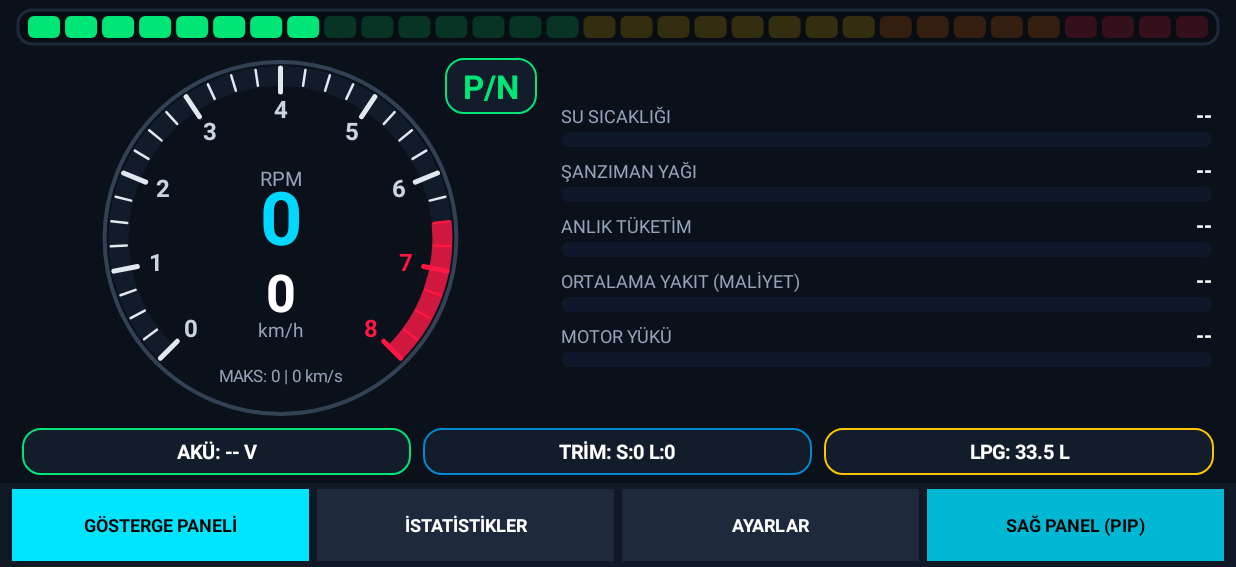
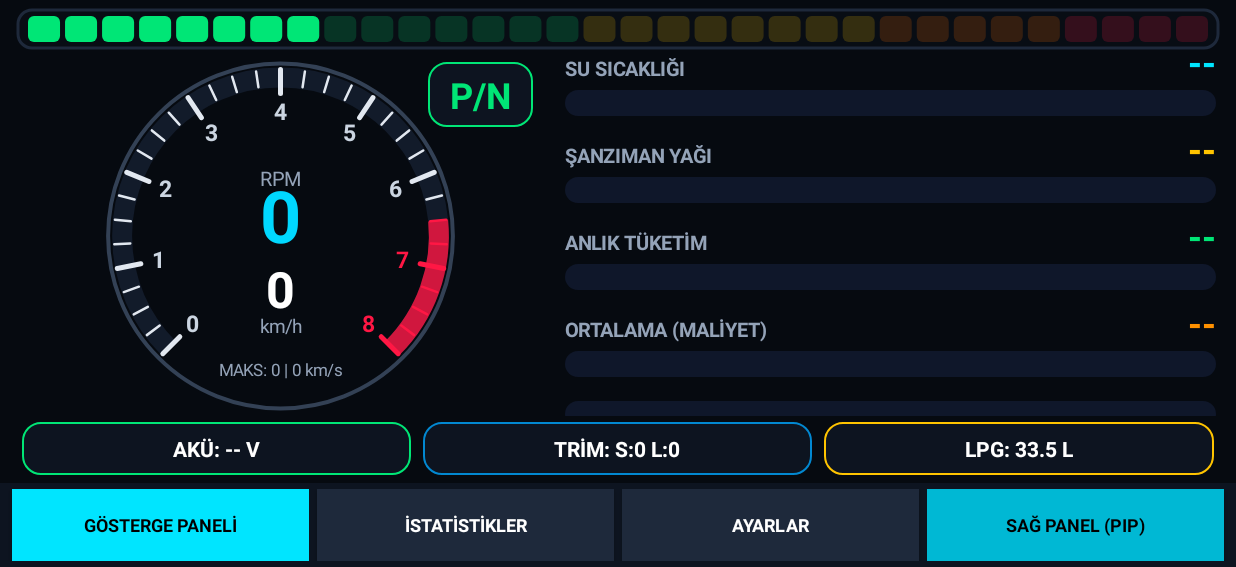
Before and after one commit to ugurbolatekol/AveoOBD, an Android app: the screen it shows after launch (MainActivity), after a tap on "BAĞLAN", on a phone screen of 824 x 412 dp (held sideways), the part 51-618 px from its top. Run offline under Robolectric (Android 15) with nearby library versions, the phone set to English and light mode, and no system bars; 2 statements that could not run were skipped; 3 other taps on this screen came first.

Commit message:
Update MainActivity.kt

```diff
--- a/app/src/main/java/com/aveoobd/app/MainActivity.kt
+++ b/app/src/main/java/com/aveoobd/app/MainActivity.kt
@@ -36,7 +36,7 @@ class MainActivity : Activity() {
     private lateinit var tabStatsBtn: Button
     private lateinit var tabSettingsBtn: Button
 
-    // Dashboard Elemanları
+    // Dashboard Elemanları (Ek 2 Tarzı)
     private lateinit var ledEcoBar: LedEcoBarView
     private lateinit var rpmGauge: RpmGaugeView
     private lateinit var tvGearBig: TextView
@@ -79,14 +79,14 @@ class MainActivity : Activity() {
 
         val mainRoot = LinearLayout(this).apply {
             orientation = LinearLayout.VERTICAL
-            setBackgroundColor(Color.parseColor("#0B111A"))
+            setBackgroundColor(Color.parseColor("#060A10"))
         }
 
         // ÜST DURUM BARI
         val topBar = LinearLayout(this).apply {
             orientation = LinearLayout.HORIZONTAL
             gravity = Gravity.CENTER_VERTICAL
-            setBackgroundColor(Color.parseColor("#111927"))
+            setBackgroundColor(Color.parseColor("#0D1420"))
             setPadding(24, 10, 24, 10)
         }
         tvTopTitle = TextView(this).apply {
@@ -122,7 +122,7 @@ class MainActivity : Activity() {
         // ALT NAVİGASYON BARI
         val bottomBar = LinearLayout(this).apply {
             orientation = LinearLayout.HORIZONTAL
-            setBackgroundColor(Color.parseColor("#111927"))
+            setBackgroundColor(Color.parseColor("#0D1420"))
             setPadding(8, 6, 8, 6)
         }
 
@@ -213,22 +213,22 @@ class MainActivity : Activity() {
     }
 
     private fun makeCardBg(borderColor: String = "#1E293B") = GradientDrawable().apply {
-        setColor(Color.parseColor("#131C2B"))
+        setColor(Color.parseColor("#0D1420"))
         cornerRadius = 18f
         setStroke(2, Color.parseColor(borderColor))
     }
 
-    // ==================== 1. GÖSTERGE PANELİ (YATAY) ====================
+    // ==================== 1. GÖSTERGE PANELİ (DEVASELAŞTIRILMIŞ) ====================
     private fun buildDashboardView(): LinearLayout {
         val root = LinearLayout(this).apply {
             orientation = LinearLayout.VERTICAL
             setPadding(16, 8, 16, 8)
         }
 
-        // ÜST PARÇALI LED VERİMLİLİK / DEVİR BARI
+        // LED Verimlilik Barı
         ledEcoBar = LedEcoBarView(this).apply {
-            layoutParams = LinearLayout.LayoutParams(LinearLayout.LayoutParams.MATCH_PARENT, 38).apply {
-                bottomMargin = 8
+            layoutParams = LinearLayout.LayoutParams(LinearLayout.LayoutParams.MATCH_PARENT, 42).apply {
+                bottomMargin = 6
             }
         }
         root.addView(ledEcoBar)
@@ -247,42 +247,44 @@ class MainActivity : Activity() {
 
         tvGearBig = TextView(this).apply {
             text = "P/N"
-            textSize = 22f
+            textSize = 24f
             typeface = Typeface.DEFAULT_BOLD
             setTextColor(Color.parseColor("#00E676"))
             gravity = Gravity.CENTER
-            background = makeCardBg("#00E676")
-            setPadding(18, 6, 18, 6)
+            background = makeCardBg("#00E676").apply { strokeWidth = 3 }
+            setPadding(22, 8, 22, 8)
             layoutParams = FrameLayout.LayoutParams(
                 FrameLayout.LayoutParams.WRAP_CONTENT,
                 FrameLayout.LayoutParams.WRAP_CONTENT,
                 Gravity.TOP or Gravity.END
-            ).apply { setMargins(0, 4, 8, 0) }
+            ).apply { setMargins(0, 6, 12, 0) }
         }
         leftBox.addView(tvGearBig)
         middleRow.addView(leftBox)
 
-        // SAĞ: 5 Renkli Bar
+        // SAĞ: Devasa Değerler + Kalın Gösterge Barları
         val rightBox = LinearLayout(this).apply {
             orientation = LinearLayout.VERTICAL
             gravity = Gravity.CENTER_VERTICAL
-            setPadding(16, 0, 8, 0)
+            setPadding(20, 0, 4, 0)
             layoutParams = LinearLayout.LayoutParams(0, LinearLayout.LayoutParams.MATCH_PARENT, 0.56f)
         }
 
-        fun addMetricRow(label: String): Pair<TextView, GradientBarView> {
+        fun addMetricRow(label: String, valColor: String = "#FFFFFF"): Pair<TextView, GradientBarView> {
             val header = LinearLayout(this).apply { orientation = LinearLayout.HORIZONTAL }
             val tvLbl = TextView(this).apply {
-                text = label; textSize = 12f; setTextColor(Color.parseColor("#94A3B8"))
+                text = label; textSize = 13f; typeface = Typeface.DEFAULT_BOLD; setTextColor(Color.parseColor("#94A3B8"))
                 layoutParams = LinearLayout.LayoutParams(0, LinearLayout.LayoutParams.WRAP_CONTENT, 1f)
             }
+            // Değer boyutu 14sp'den 24sp'ye çıkarıldı ve kalınlaştırıldı
             val tvVal = TextView(this).apply {
-                text = "--"; textSize = 14f; typeface = Typeface.DEFAULT_BOLD; setTextColor(Color.WHITE)
+                text = "--"; textSize = 24f; typeface = Typeface.DEFAULT_BOLD; setTextColor(Color.parseColor(valColor))
             }
             header.addView(tvLbl); header.addView(tvVal)
+            // Gösterge bar yüksekliği 15dp'den 26dp'ye çıkarıldı
             val bar = GradientBarView(this).apply {
-                layoutParams = LinearLayout.LayoutParams(LinearLayout.LayoutParams.MATCH_PARENT, 15).apply {
-                    topMargin = 3; bottomMargin = 8
+                layoutParams = LinearLayout.LayoutParams(LinearLayout.LayoutParams.MATCH_PARENT, 26).apply {
+                    topMargin = 4; bottomMargin = 8
                 }
             }
             rightBox.addView(header)
@@ -290,11 +292,11 @@ class MainActivity : Activity() {
             return Pair(tvVal, bar)
         }
 
-        val (vCool, bCool) = addMetricRow("SU SICAKLIĞI"); tvCoolantVal = vCool; barCoolant = bCool
-        val (vTrans, bTrans) = addMetricRow("ŞANZIMAN YAĞI"); tvTransVal = vTrans; barTrans = bTrans
-        val (vInst, bInst) = addMetricRow("ANLIK TÜKETİM"); tvInstantVal = vInst; barInstant = bInst
-        val (vAvg, bAvg) = addMetricRow("ORTALAMA YAKIT (MALİYET)"); tvAvgVal = vAvg; barAvg = bAvg
-        val (vLoad, bLoad) = addMetricRow("MOTOR YÜKÜ"); tvLoadVal = vLoad; barLoad = bLoad
+        val (vCool, bCool) = addMetricRow("SU SICAKLIĞI", "#00E5FF"); tvCoolantVal = vCool; barCoolant = bCool
+        val (vTrans, bTrans) = addMetricRow("ŞANZIMAN YAĞI", "#FFC400"); tvTransVal = vTrans; barTrans = bTrans
+        val (vInst, bInst) = addMetricRow("ANLIK TÜKETİM", "#00E676"); tvInstantVal = vInst; barInstant = bInst
+        val (vAvg, bAvg) = addMetricRow("ORTALAMA (MALİYET)", "#FF9100"); tvAvgVal = vAvg; barAvg = bAvg
+        val (vLoad, bLoad) = addMetricRow("MOTOR YÜKÜ", "#E2E8F0"); tvLoadVal = vLoad; barLoad = bLoad
 
         middleRow.addView(rightBox)
         root.addView(middleRow)
@@ -305,8 +307,8 @@ class MainActivity : Activity() {
             setPadding(0, 6, 0, 0)
         }
         fun makeBottomCard(initText: String, border: String) = TextView(this).apply {
-            text = initText; textSize = 13f; typeface = Typeface.DEFAULT_BOLD; setTextColor(Color.WHITE)
-            gravity = Gravity.CENTER; background = makeCardBg(border); setPadding(10, 10, 10, 10)
+            text = initText; textSize = 14f; typeface = Typeface.DEFAULT_BOLD; setTextColor(Color.WHITE)
+            gravity = Gravity.CENTER; background = makeCardBg(border).apply { strokeWidth = 3 }; setPadding(12, 12, 12, 12)
             layoutParams = LinearLayout.LayoutParams(0, LinearLayout.LayoutParams.WRAP_CONTENT, 1f).apply {
                 setMargins(6, 0, 6, 0)
             }
@@ -326,7 +328,6 @@ class MainActivity : Activity() {
 
         val d = ObdState.latestData ?: return
 
-        // Üst LED Bar (Motor yükü ve devir kombinasyonu)
         val ecoLevel = maxOf(d.load / 100f, d.rpm / 5000f).coerceIn(0.05f, 1f)
         ledEcoBar.progress = ecoLevel
         ledEcoBar.invalidate()
@@ -348,11 +349,11 @@ class MainActivity : Activity() {
         barTrans.progress = if (t != null) ((t - 20f) / 100f).coerceIn(0f, 1f) else 0f
         barTrans.invalidate()
 
-        tvInstantVal.text = if (d.speed >= 3) "%.1f L/100km".format(d.instantL100) else "%.2f L/sa (Rölanti)".format(d.instantLh)
+        tvInstantVal.text = if (d.speed >= 3) "%.1f L/100km".format(d.instantL100) else "%.2f L/sa".format(d.instantLh)
         barInstant.progress = (if (d.speed >= 3) d.instantL100 / 20.0 else d.instantLh / 4.0).toFloat().coerceIn(0f, 1f)
         barInstant.invalidate()
 
-        tvAvgVal.text = "%.1f L/100km  (%.2f TL/km)".format(d.avgL100, d.tlPerKm)
+        tvAvgVal.text = "%.1f L  (%.2f TL)".format(d.avgL100, d.tlPerKm)
         barAvg.progress = (d.avgL100 / 18.0).toFloat().coerceIn(0f, 1f)
         barAvg.invalidate()
 
@@ -362,7 +363,7 @@ class MainActivity : Activity() {
 
         val fuelTag = if (d.isLpg) "LPG" else "BENZİN"
         tvCardVolt.text = "AKÜ: %.1f V".format(d.batteryVolt)
-        tvCardTrim.text = "TRİM: S:%+.0f  L:%+.0f".format(d.stft, d.ltft)
+        tvCardTrim.text = "TRİM: S:%+.0f L:%+.0f".format(d.stft, d.ltft)
         tvCardLpg.text = "$fuelTag | %.1f L (~%d km)".format(d.remainingLpg, d.estRangeKm)
     }
 
@@ -570,7 +571,7 @@ class MainActivity : Activity() {
                 }
             }
         }
-        addRow.addView(etAdd); addRow.addView(btnAdd)
+        addRow.addView(etAdd); btnAdd.let { addRow.addView(it) }
         rightCol.addView(addRow)
 
         cols.addView(leftCol)
```
